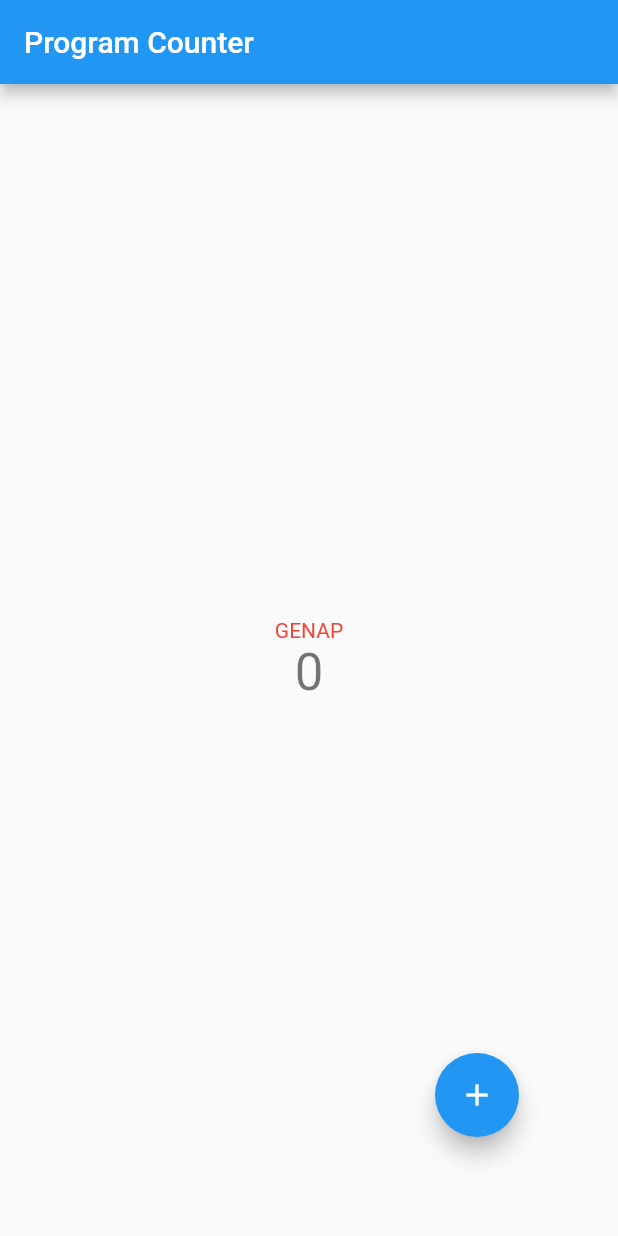
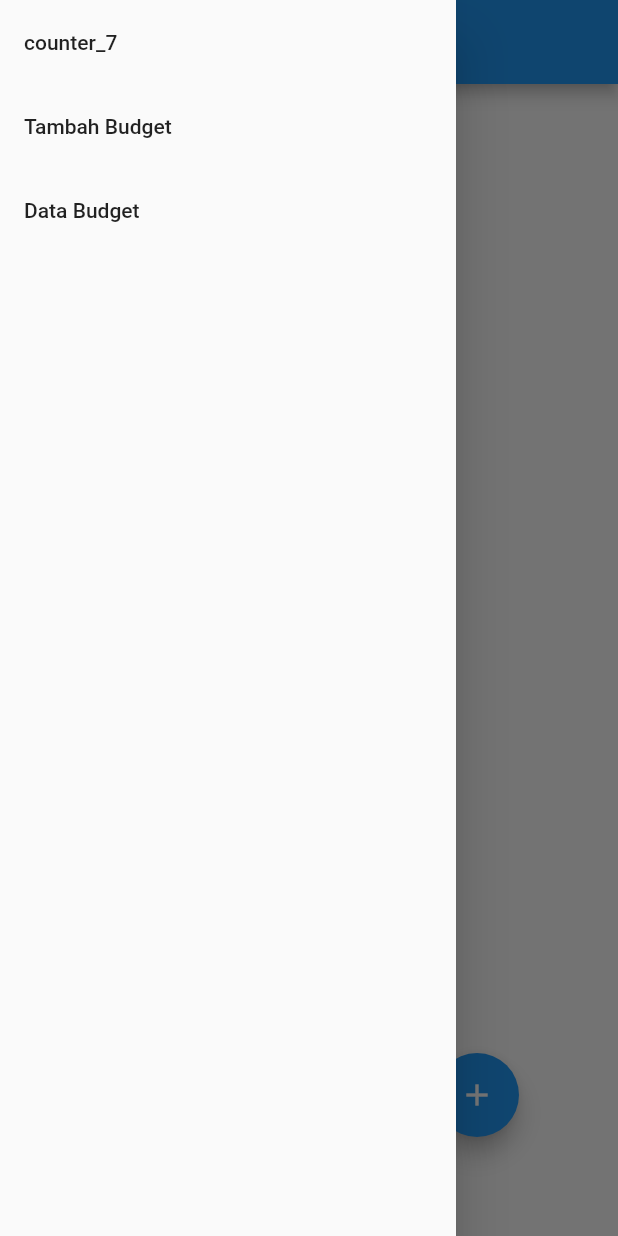
Before and after one commit to JonathanAdriell/pbp-flutter-assignment, a Flutter app: the screen it shows after launch, with the side drawer open (before the commit the screen has no drawer), on a phone screen of 412 x 824 dp. Run offline on Flutter 3.47's test engine with Material 2 defaults, Android fonts, the phone set to English and light mode, and no system bars.

Commit message:
Tugas 8 PBP Done

```diff
--- /dev/null
+++ b/counter_7/lib/budget.dart
@@ -0,0 +1,14 @@
+import 'package:counter_7/form_budget.dart';
+
+class Budget {
+  String judul;
+  int? nominal;
+  String jenis;
+  String date;
+
+  Budget(this.judul, this.nominal, this.jenis, this.date);
+}
+
+class BudgetStorage {
+  static List<Budget> listBudget = [];
+}
--- /dev/null
+++ b/counter_7/lib/drawer.dart
@@ -0,0 +1,50 @@
+import 'package:counter_7/form_budget.dart';
+import 'package:counter_7/data_budget.dart';
+import 'package:counter_7/main.dart';
+import 'package:flutter/material.dart';
+
+
+class CustomDrawer extends StatelessWidget {
+  const CustomDrawer({super.key});
+
+  @override
+  Widget build(BuildContext context) {
+    return Drawer(
+      child: Column(
+        children: [
+          // Menambahkan clickable menu
+          ListTile(
+            title: const Text('counter_7'),
+            onTap: () {
+              // Route menu ke halaman counter
+              Navigator.pushReplacement(
+                context,
+                MaterialPageRoute(builder: (context) => const MyHomePage()),
+              );
+            },
+          ),
+          ListTile(
+            title: const Text('Tambah Budget'),
+            onTap: () {
+              // Route menu ke halaman form
+              Navigator.pushReplacement(
+                context,
+                MaterialPageRoute(builder: (context) => const MyFormPage()),
+              );
+            },
+          ),
+          ListTile(
+            title: const Text('Data Budget'),
+            onTap: () {
+              // Route menu ke halaman budget
+              Navigator.pushReplacement(
+                context,
+                MaterialPageRoute(builder: (context) => const MyBudgetPage()),
+              );
+            },
+          ),
+        ],
+      ),
+    );
+  }
+}
--- a/counter_7/lib/main.dart
+++ b/counter_7/lib/main.dart
@@ -1,3 +1,6 @@
+import 'package:counter_7/form_budget.dart';
+import 'package:counter_7/data_budget.dart';
+import 'package:counter_7/drawer.dart';
 import 'package:flutter/material.dart';
 
 void main() {
@@ -15,14 +18,14 @@ class MyApp extends StatelessWidget {
       theme: ThemeData(
         primarySwatch: Colors.blue,
       ),
-      home: const MyHomePage(title: 'Program Counter'),
+      home: const MyHomePage(),
     );
   }
 }
 
 class MyHomePage extends StatefulWidget {
-  const MyHomePage({super.key, required this.title});
-  final String title;
+  const MyHomePage({super.key});
+  final String title = 'Program Counter';
 
   @override
   State<MyHomePage> createState() => _MyHomePageState();
@@ -53,6 +56,9 @@ class _MyHomePageState extends State<MyHomePage> {
       appBar: AppBar(
         title: Text(widget.title),
       ),
+
+      // Menambahkan drawer menu
+      drawer: const CustomDrawer(),
       body: Center(
         child: Column(
           mainAxisAlignment: MainAxisAlignment.center,
--- a/counter_7/pubspec.yaml
+++ b/counter_7/pubspec.yaml
@@ -36,6 +36,7 @@ dependencies:
   # The following adds the Cupertino Icons font to your application.
   # Use with the CupertinoIcons class for iOS style icons.
   cupertino_icons: ^1.0.2
+  intl: ^0.17.0
 
 dev_dependencies:
   flutter_test:
```
Also changed, not shown: counter_7/lib/data_budget.dart (added, +53 -0 lines), counter_7/lib/form_budget.dart (added, +209 -0 lines), counter_7/pubspec.lock, 1 other file.
